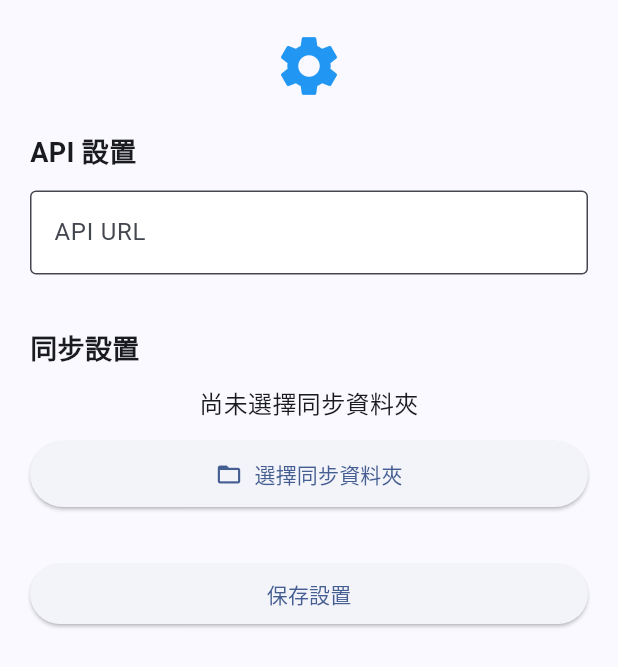
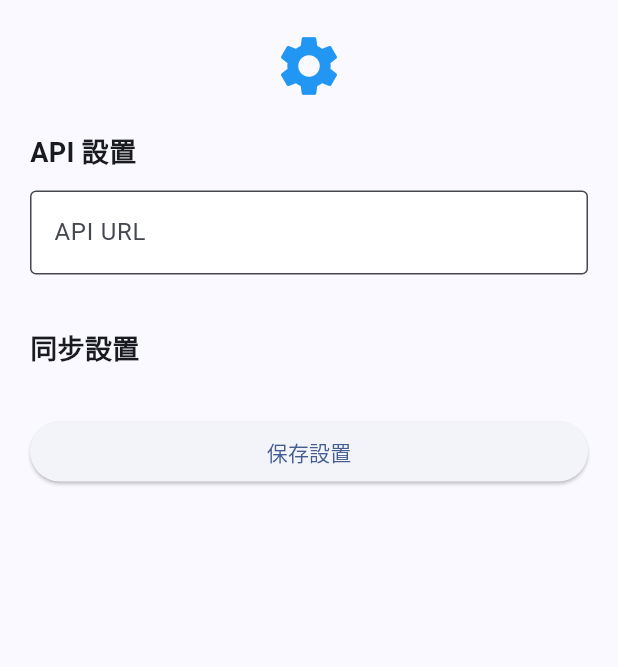
Before and after one commit to IDK-Silver/Multi-Tag-DataSync, a Flutter app: the SettingsPage widget shown alone on an empty page, opened directly, on a phone screen of 412 x 824 dp. Shown: the top 667 px of the screen. Run offline on Flutter 3.47's test engine with Material 3 defaults, Android fonts, the light colour scheme and no system bars; our stand-ins replace dio, file_picker, isar; missing offline and left inert: dart:ffi, flutter_fancy_tree_view; accounts and stored records are empty; generated files the repository leaves out were written again; network calls fail.

Commit message:
remove some not use button

```diff
--- a/desktop/lib/pages/file/file_page.dart
+++ b/desktop/lib/pages/file/file_page.dart
@@ -84,7 +84,6 @@ class _FilePageState extends State<FilePage> {
   }
 
   void _startPeriodicExecution() {
-    // 每5秒檢查一次
     _timer = Timer.periodic(const Duration(seconds: 1), (timer) {
       if (!_isExecuting) {
         _executeCheckFileRequiredQueue();
@@ -104,7 +103,6 @@ class _FilePageState extends State<FilePage> {
   }
 
   Future<void> checkFileRequiredQueue() async {
-    // return;
     final token = await _getToken();
     if (token.isEmpty) {
       print('checkFileRequiredQueue : token is empty');
@@ -441,7 +439,7 @@ class _FilePageState extends State<FilePage> {
     return Row(
       children: [
         Expanded(
-            flex: 1,
+            flex: 4,
             child: Container(
               color: const Color.fromARGB(255, 245, 245, 245),
               child: Column(
@@ -541,7 +539,7 @@ class _FilePageState extends State<FilePage> {
               ),
             )),
         Expanded(
-            flex: 2,
+            flex: 4,
             child: Container(
               color: Color.fromARGB(119, 239, 234, 234),
               child: Stack(children: [
--- a/desktop/lib/pages/settings_page.dart
+++ b/desktop/lib/pages/settings_page.dart
@@ -101,29 +101,29 @@ class _SettingsPageState extends State<SettingsPage> {
               '同步設置',
               style: TextStyle(fontSize: 18, fontWeight: FontWeight.bold),
             ),
-            const SizedBox(height: 12),
-            Text(
-              selectedDirectory ?? '尚未選擇同步資料夾',
-              style: const TextStyle(fontSize: 16),
-              textAlign: TextAlign.center,
-            ),
-            const SizedBox(height: 12),
-            ElevatedButton.icon(
-              onPressed: () async {
-                final directory = await FilePicker.platform.getDirectoryPath();
-                if (directory != null) {
-                  setState(() {
-                    selectedDirectory = directory;
-                  });
-                }
-              },
-              icon: const Icon(Icons.folder_open),
-              label: const Text('選擇同步資料夾'),
-              style: ElevatedButton.styleFrom(
-                padding:
-                    const EdgeInsets.symmetric(horizontal: 20, vertical: 12),
-              ),
-            ),
+            // const SizedBox(height: 12),
+            // Text(
+            //   selectedDirectory ?? '尚未選擇同步資料夾',
+            //   style: const TextStyle(fontSize: 16),
+            //   textAlign: TextAlign.center,
+            // ),
+            // const SizedBox(height: 12),
+            // ElevatedButton.icon(
+            //   onPressed: () async {
+            //     final directory = await FilePicker.platform.getDirectoryPath();
+            //     if (directory != null) {
+            //       setState(() {
+            //         selectedDirectory = directory;
+            //       });
+            //     }
+            //   },
+            //   icon: const Icon(Icons.folder_open),
+            //   label: const Text('選擇同步資料夾'),
+            //   style: ElevatedButton.styleFrom(
+            //     padding:
+            //         const EdgeInsets.symmetric(horizontal: 20, vertical: 12),
+            //   ),
+            // ),
 
             // 保存按鈕
             const SizedBox(height: 32),
@@ -145,13 +145,6 @@ class _SettingsPageState extends State<SettingsPage> {
                 }
 
                 basicConfigController.put(existingConfig);
-
-                // await isar.writeTxn(() async {
-                //   await isar.basicConfigs.put(existingConfig!);
-                // });
-
-                // isar.close();
-
                 if (mounted) {
                   scaffoldMessenger.showSnackBar(
                     const SnackBar(content: Text('設定已保存')),
```
Also changed, not shown: desktop/lib/main.dart (+0 -89 lines).
